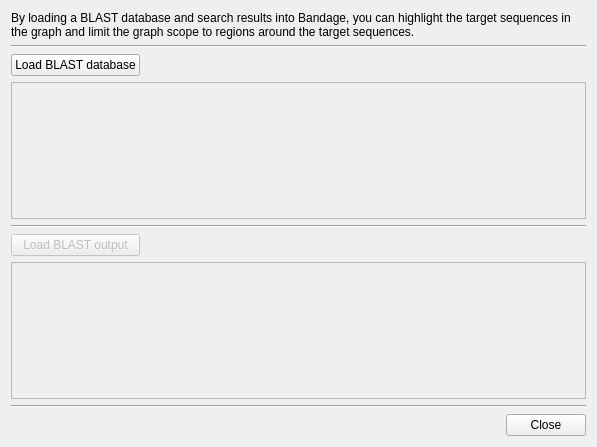
The window that ui/loadblastresultsdialog.ui (rrwick/Bandage) describes before a commit, drawn with Qt 5.
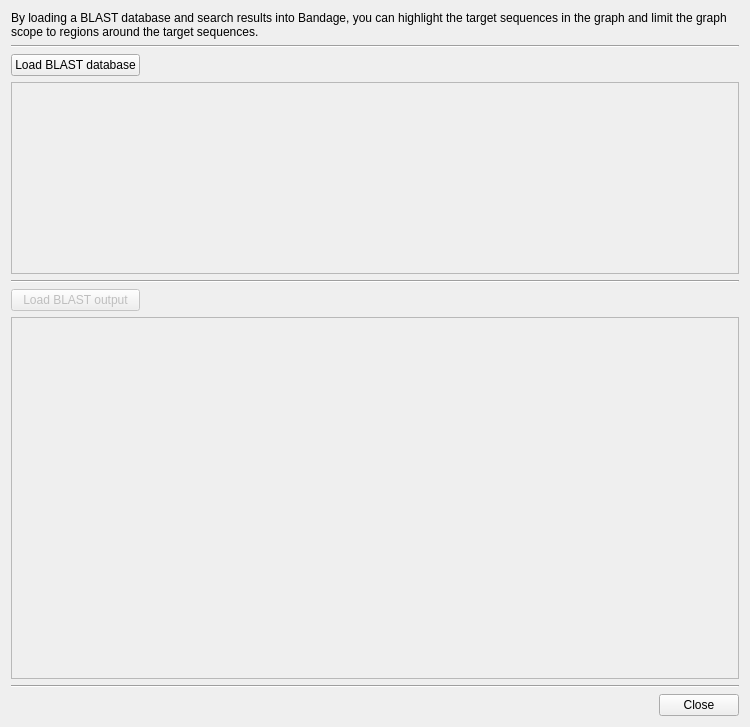
The same window after the commit.

Commit message: Remove target length column in BLAST results loader

What changed in the file:
```diff
--- a/ui/loadblastresultsdialog.ui
+++ b/ui/loadblastresultsdialog.ui
@@ -6,8 +6,8 @@
    <rect>
     <x>0</x>
     <y>0</y>
-    <width>597</width>
-    <height>447</height>
+    <width>750</width>
+    <height>727</height>
    </rect>
   </property>
   <property name="windowTitle">
@@ -63,6 +63,12 @@
      <property name="enabled">
       <bool>false</bool>
      </property>
+     <property name="sizePolicy">
+      <sizepolicy hsizetype="Expanding" vsizetype="Preferred">
+       <horstretch>0</horstretch>
+       <verstretch>0</verstretch>
+      </sizepolicy>
+     </property>
     </widget>
    </item>
    <item row="2" column="0">
```
The commit also changes 1 other file.
